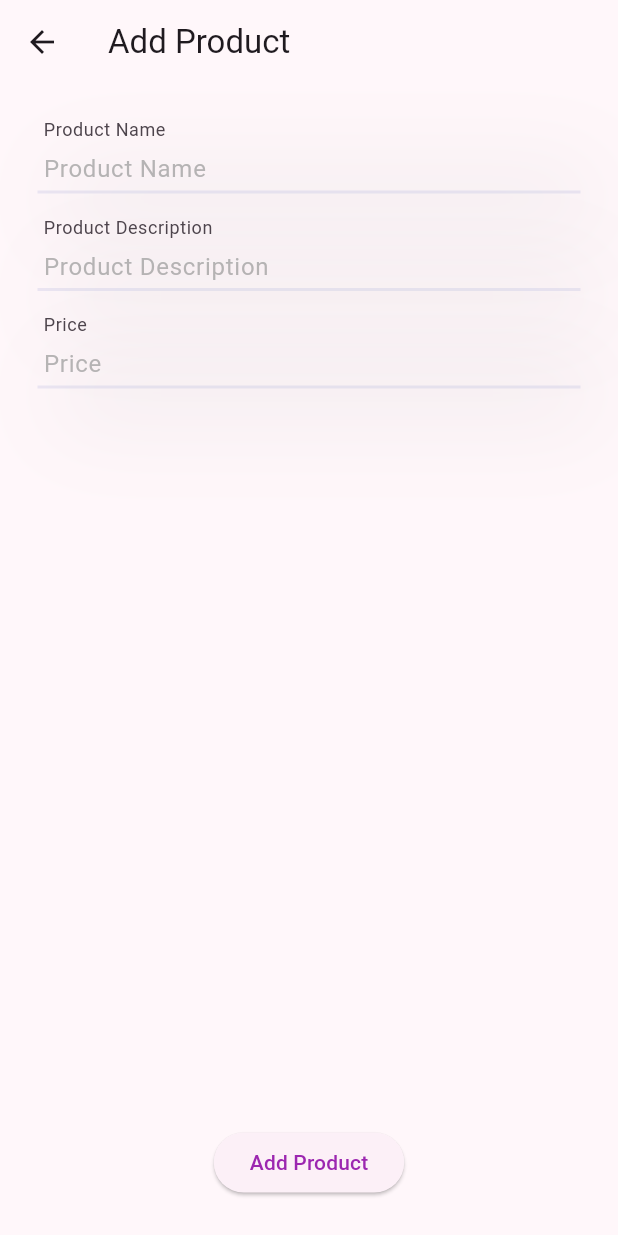
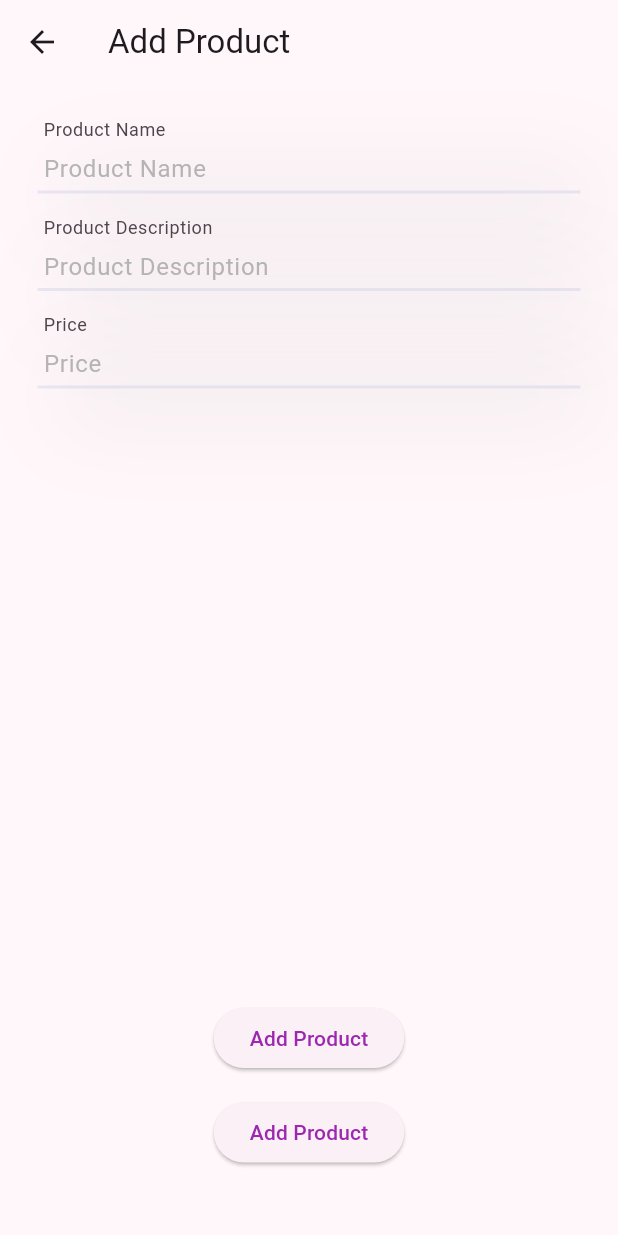
Before and after one commit to andreisas06/ecommerce-firebase-flutter, a Flutter app: the AdminAddProduct screen opened directly, on a phone screen of 412 x 824 dp. Run offline on Flutter 3.47's test engine with Material 2 defaults, Android fonts, the phone set to English and light mode, and no system bars; our stand-ins replace cloud_firestore, firebase_auth, firebase_core, firebase_storage, flutter_riverpod, image_picker; missing offline and left inert: flutterfire_ui; accounts and stored records are empty.

Commit message:
commit before xcode changes

```diff
--- a/lib/app/pages/admin/admin_add_product.dart
+++ b/lib/app/pages/admin/admin_add_product.dart
@@ -2,6 +2,7 @@ import 'package:ecommerce_firebase/app/providers.dart';
 import 'package:ecommerce_firebase/models/product.dart';
 import 'package:flutter/material.dart';
 import 'package:flutter_riverpod/flutter_riverpod.dart';
+import 'package:image_picker/image_picker.dart';
 
 import '../../../widgets/custom_input_field.dart';
 
@@ -59,8 +60,25 @@ class _AdminAddProductState extends ConsumerState<AdminAddProduct> {
             ),
             const Spacer(),
             ElevatedButton(
-                onPressed: () => _addProduct(),
-                child: const Text("Add Product")),
+              onPressed: () => _addProduct(),
+              child: const Text("Add Product"),
+            ),
+            const SizedBox(
+              height: 15,
+            ),
+            ElevatedButton(
+              onPressed: (() => _addProduct()),
+              child: const Text("Add Product"),
+            ),
+            const SizedBox(
+              height: 20,
+            ),
+            // ElevatedButton(
+            //     onPressed: (() async {
+            //       final image = await ImagePicker()
+            //           .pickImage(source: ImageSource.gallery);
+            //     }),
+            //     child: child)
           ],
         ),
       ),
--- a/pubspec.yaml
+++ b/pubspec.yaml
@@ -42,6 +42,7 @@ dependencies:
   firebase_storage: ^11.0.6
   flutterfire_ui: ^0.4.3+20
   flutter_riverpod: ^2.1.1
+  image_picker: ^0.8.6
 
 dev_dependencies:
   flutter_test:
```
Also changed, not shown: pubspec.lock, 2 other files.
